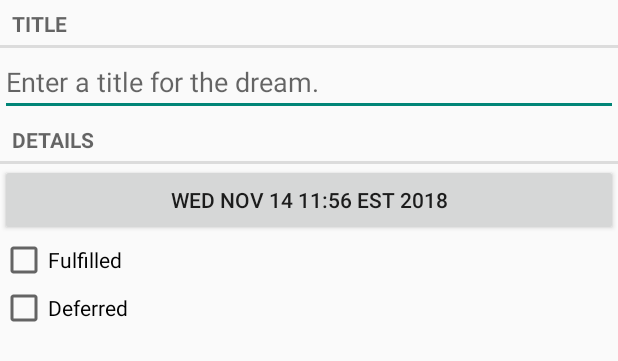
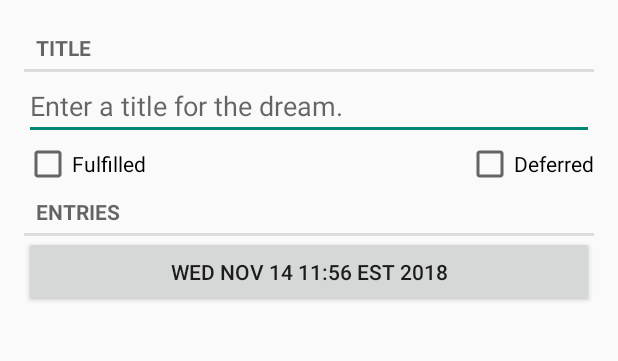
Before and after one commit to gasserahmed/VT-MIT, an Android app: the layout fragment_dream_detail.xml on its own in the app's theme, with its tools: preview values and no code run, on a phone screen of 412 x 824 dp. Shown: the top 361 px of the screen. Run offline under Robolectric (Android 15) with nearby library versions, the phone set to English and light mode, and no system bars.

Commit message:
Started M6 and DreamCatcher repository

```diff
--- a/CS5254-Mobile Application Development/Projects/Project 2A - DreamCatcher List-Detail/app/src/main/AndroidManifest.xml
+++ b/CS5254-Mobile Application Development/Projects/Project 2A - DreamCatcher List-Detail/app/src/main/AndroidManifest.xml
@@ -3,6 +3,7 @@
     package="edu.vt.cs.cs5254.dreamcatcher">
 
     <application
+        android:name=".DreamCatcherApplication"
         android:allowBackup="true"
         android:icon="@mipmap/ic_launcher"
         android:label="@string/app_name"
--- a/CS5254-Mobile Application Development/Projects/Project 2A - DreamCatcher List-Detail/app/src/main/res/layout/fragment_dream_detail.xml
+++ b/CS5254-Mobile Application Development/Projects/Project 2A - DreamCatcher List-Detail/app/src/main/res/layout/fragment_dream_detail.xml
@@ -1,9 +1,11 @@
 <?xml version="1.0" encoding="utf-8"?>
 <LinearLayout xmlns:android="http://schemas.android.com/apk/res/android"
+    xmlns:app="http://schemas.android.com/apk/res-auto"
     xmlns:tools="http://schemas.android.com/tools"
     android:layout_width="match_parent"
     android:layout_height="match_parent"
     android:orientation="vertical"
+    android:padding="16dp"
     tools:context=".DreamDetailFragment">
 
     <TextView
@@ -21,26 +23,41 @@
         android:hint="@string/dream_title_hint"
         android:inputType="text" />
 
+    <androidx.constraintlayout.widget.ConstraintLayout
+        android:layout_width="match_parent"
+        android:layout_height="wrap_content">
+
+        <CheckBox
+            android:id="@+id/dream_fulfilled"
+            android:layout_width="wrap_content"
+            android:layout_height="wrap_content"
+            android:text="@string/dream_fulfilled_label"
+            app:layout_constraintEnd_toStartOf="@+id/dream_deferred"
+            app:layout_constraintHorizontal_bias="0.5"
+            app:layout_constraintHorizontal_chainStyle="spread_inside"
+            app:layout_constraintStart_toStartOf="parent" />
+
+        <CheckBox
+            android:id="@+id/dream_deferred"
+            android:layout_width="wrap_content"
+            android:layout_height="wrap_content"
+            android:text="@string/dream_deferred_label"
+            app:layout_constraintEnd_toEndOf="parent"
+            app:layout_constraintHorizontal_bias="0.5"
+            app:layout_constraintStart_toEndOf="@+id/dream_fulfilled" />
+    </androidx.constraintlayout.widget.ConstraintLayout>
+
     <TextView
         android:id="@+id/dream_details_label"
         style="?android:listSeparatorTextViewStyle"
         android:layout_width="match_parent"
         android:layout_height="wrap_content"
-        android:text="@string/dream_details_label" />
+        android:text="@string/dream_entries_label" />
+
     <Button
         android:id="@+id/dream_date"
         android:layout_width="match_parent"
         android:layout_height="wrap_content"
-        tools:text="Wed Nov 14 11:56 EST 2018"/>
-    <CheckBox
-        android:id="@+id/dream_fulfilled"
-        android:layout_width="match_parent"
-        android:layout_height="wrap_content"
-        android:text="@string/dream_fulfilled_label"/>
-    <CheckBox
-        android:id="@+id/dream_deferred"
-        android:layout_width="match_parent"
-        android:layout_height="wrap_content"
-        android:text="@string/dream_deferred_label"/>
+        tools:text="Wed Nov 14 11:56 EST 2018" />
 
 </LinearLayout>
--- a/CS5254-Mobile Application Development/Projects/Project 2A - DreamCatcher List-Detail/app/src/main/res/layout/list_item_dream.xml
+++ b/CS5254-Mobile Application Development/Projects/Project 2A - DreamCatcher List-Detail/app/src/main/res/layout/list_item_dream.xml
@@ -33,6 +33,5 @@
         app:layout_constraintEnd_toEndOf="parent"
         app:layout_constraintHorizontal_bias="0.5"
         app:layout_constraintStart_toEndOf="@+id/dream_item_title"
-        app:layout_constraintTop_toTopOf="@+id/dream_item_title"
-        app:srcCompat="@drawable/dream_deferred" />
+        app:layout_constraintTop_toTopOf="@+id/dream_item_title" />
 </androidx.constraintlayout.widget.ConstraintLayout>
--- a/CS5254-Mobile Application Development/Projects/Project 2A - DreamCatcher List-Detail/app/src/main/res/values/strings.xml
+++ b/CS5254-Mobile Application Development/Projects/Project 2A - DreamCatcher List-Detail/app/src/main/res/values/strings.xml
@@ -2,7 +2,7 @@
     <string name="app_name">DreamCatcher</string>
     <string name="dream_title_hint">Enter a title for the dream.</string>
     <string name="dream_title_label">Title</string>
-    <string name="dream_details_label">Details</string>
+    <string name="dream_entries_label">Entries</string>
     <string name="dream_fulfilled_label">Fulfilled</string>
     <string name="dream_deferred_label">Deferred</string>
     <string name="dream_item_title">dream Title</string>
```
Also changed, not shown: CS5254-Mobile Application Development/Projects/Project 2A - DreamCatcher List-Detail/app/src/main/java/edu/vt/cs/cs5254/dreamcatcher/DreamCatcherApplication.kt (added, +10 -0 lines), CS5254-Mobile Application Development/Projects/Project 2A - DreamCatcher List-Detail/app/src/main/java/edu/vt/cs/cs5254/dreamcatcher/DreamDetailFragment.kt (+42 -20 lines), CS5254-Mobile Application Development/Projects/Project 2A - DreamCatcher List-Detail/app/src/main/java/edu/vt/cs/cs5254/dreamcatcher/DreamDetailViewModel.kt (+8 -1 lines), CS5254-Mobile Application Development/Projects/Project 2A - DreamCatcher List-Detail/app/src/main/java/edu/vt/cs/cs5254/dreamcatcher/DreamListFragment.kt (+27 -5 lines), CS5254-Mobile Application Development/Projects/Project 2A - DreamCatcher List-Detail/app/src/main/java/edu/vt/cs/cs5254/dreamcatcher/DreamListViewModel.kt (+2 -11 lines), CS5254-Mobile Application Development/Projects/Project 2A - DreamCatcher List-Detail/app/src/main/java/edu/vt/cs/cs5254/dreamcatcher/DreamRepository.kt (added, +31 -0 lines), CS5254-Mobile Application Development/Projects/Project 2A - DreamCatcher List-Detail/app/src/main/java/edu/vt/cs/cs5254/dreamcatcher/MainActivity.kt (+15 -1 lines), 1 other file.
